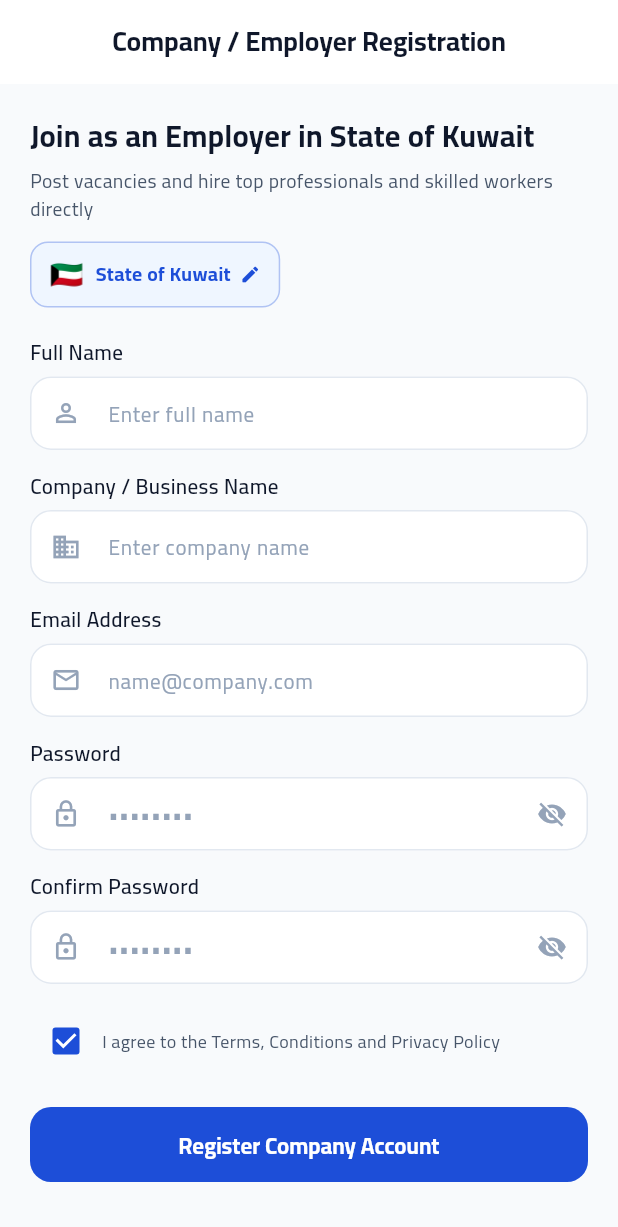
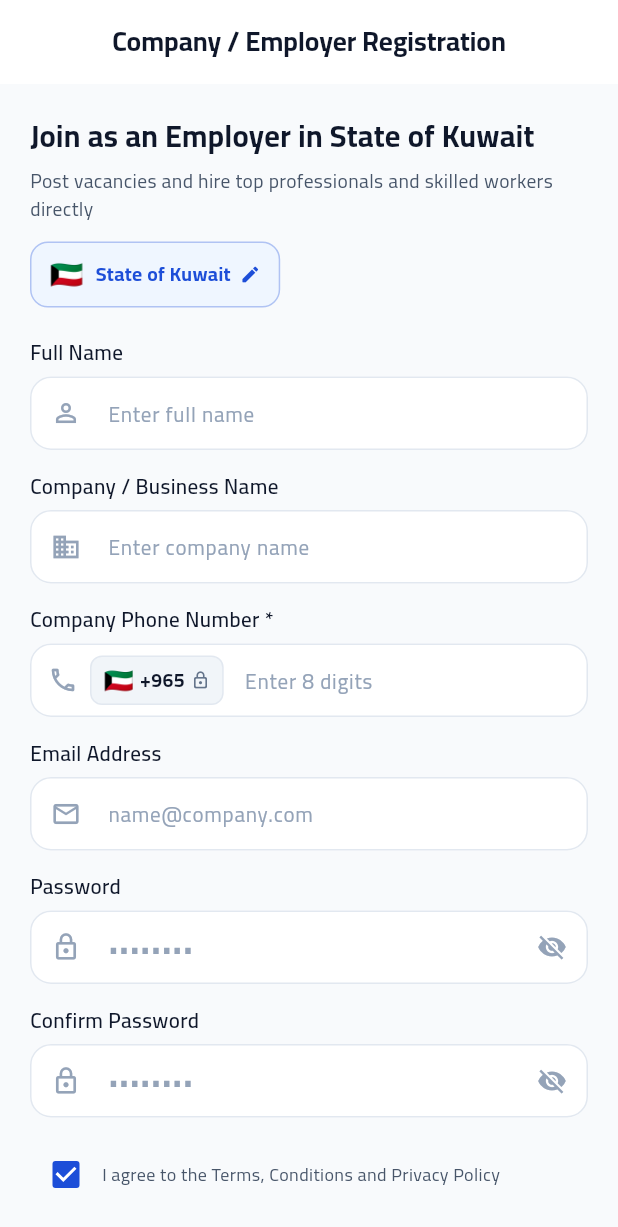
Before and after one commit to kuwaitdigitalexperts/direct_work, a Flutter app: the CompanyRegisterScreen screen opened by its route, on a phone screen of 412 x 824 dp. Shown: the top 1227 px of the screen. Run offline on Flutter 3.47's test engine with Material 3 defaults, Android fonts, the phone set to English and light mode, and no system bars; our stand-ins replace cached_network_image, dio, file_picker, flutter_riverpod, flutter_secure_storage, go_router and 1 more; accounts and stored records are empty.

Commit message:
feat(mobile): add locked country code phone field and fix company registration

```diff
--- a/mobile/lib/features/auth/company_register_screen.dart
+++ b/mobile/lib/features/auth/company_register_screen.dart
@@ -20,13 +20,13 @@ class _CompanyRegisterScreenState extends ConsumerState<CompanyRegisterScreen> {
   final _formKey = GlobalKey<FormState>();
   final _contactPersonController = TextEditingController();
   final _companyNameController = TextEditingController();
+  final _phoneController = TextEditingController();
   final _emailController = TextEditingController();
   final _passwordController = TextEditingController();
   final _confirmPasswordController = TextEditingController();
 
   // Commented out fields for next version:
   // final _licenseController = TextEditingController();
-  // final _phoneController = TextEditingController();
   // String _selectedGovernorate = KuwaitData.governorates.first['name_ar']!;
 
   bool _obscurePassword = true;
@@ -37,6 +37,7 @@ class _CompanyRegisterScreenState extends ConsumerState<CompanyRegisterScreen> {
   void dispose() {
     _contactPersonController.dispose();
     _companyNameController.dispose();
+    _phoneController.dispose();
     _emailController.dispose();
     _passwordController.dispose();
     _confirmPasswordController.dispose();
@@ -53,11 +54,14 @@ class _CompanyRegisterScreenState extends ConsumerState<CompanyRegisterScreen> {
     }
 
     final active = ref.read(countryProvider);
+    final phoneDigits = _phoneController.text.trim().replaceAll(RegExp(r'[^0-9]'), '');
+    final fullPhone = '${active.phoneCode} $phoneDigits';
+
     final success = await ref.read(authProvider.notifier).registerCompany(
       companyName: _companyNameController.text.trim(),
       contactPerson: _contactPersonController.text.trim(),
       email: _emailController.text.trim(),
-      phone: '${active.phoneCode} 22000000',
+      phone: fullPhone,
       password: _passwordController.text,
       commercialLicense: '${active.id.toUpperCase()}-${DateTime.now().millisecondsSinceEpoch.toString().substring(7)}',
       governorate: active.regions.first['name_ar'] ?? 'المنطقة الرئيسية',
@@ -201,7 +205,88 @@ class _CompanyRegisterScreenState extends ConsumerState<CompanyRegisterScreen> {
                 ),
                 const SizedBox(height: 14),
 
-                // 3. Email Address
+                // 3. Company Phone Number (Country Code Locked)
+                Column(
+                  crossAxisAlignment: CrossAxisAlignment.start,
+                  children: [
+                    Text(
+                      l10n.isArabic ? 'رقم هاتف الشركة *' : 'Company Phone Number *',
+                      style: const TextStyle(
+                        fontSize: 14,
+                        fontWeight: FontWeight.w600,
+                        color: AppColors.textPrimary,
+                      ),
+                    ),
+                    const SizedBox(height: 6),
+                    TextFormField(
+                      controller: _phoneController,
+                      keyboardType: TextInputType.phone,
+                      style: const TextStyle(
+                        fontSize: 14,
+                        fontWeight: FontWeight.w500,
+                        color: AppColors.textPrimary,
+                      ),
+                      validator: (v) {
+                        if (v == null || v.trim().isEmpty) {
+                          return l10n.isArabic ? 'يرجى إدخال رقم الهاتف' : 'Please enter phone number';
+                        }
+                        final digits = v.replaceAll(RegExp(r'[^0-9]'), '');
+                        final expectedLen = activeCountry.id == 'kw' ? 8 : 9;
+                        if (digits.length < expectedLen) {
+                          return l10n.isArabic
+                              ? 'يرجى إدخال $expectedLen أرقام لرقم الهاتف'
+                              : 'Please enter $expectedLen digits';
+                        }
+                        return null;
+                      },
+                      decoration: InputDecoration(
+                        hintText: activeCountry.id == 'kw'
+                            ? (l10n.isArabic ? 'أدخل 8 أرقام' : 'Enter 8 digits')
+                            : (l10n.isArabic ? 'أدخل 9 أرقام' : 'Enter 9 digits'),
+                        prefixIcon: Row(
+                          mainAxisSize: MainAxisSize.min,
+                          children: [
+                            const SizedBox(width: 12),
+                            const Icon(Icons.phone_outlined, color: AppColors.textMuted, size: 20),
+                            const SizedBox(width: 8),
+                            Container(
+                              padding: const EdgeInsets.symmetric(horizontal: 8, vertical: 4),
+                              decoration: BoxDecoration(
+                                color: const Color(0xFFF1F5F9),
+                                borderRadius: BorderRadius.circular(8),
+                                border: Border.all(color: const Color(0xFFE2E8F0)),
+                              ),
+                              child: Row(
+                                mainAxisSize: MainAxisSize.min,
+                                children: [
+                                  Text(activeCountry.flagEmoji, style: const TextStyle(fontSize: 16)),
+                                  const SizedBox(width: 4),
+                                  Directionality(
+                                    textDirection: TextDirection.ltr,
+                                    child: Text(
+                                      activeCountry.phoneCode,
+                                      style: const TextStyle(
+                                        fontWeight: FontWeight.bold,
+                                        fontSize: 13,
+                                        color: AppColors.textPrimary,
+                                      ),
+                                    ),
+                                  ),
+                                  const SizedBox(width: 4),
+                                  const Icon(Icons.lock_outline_rounded, size: 13, color: Color(0xFF64748B)),
+                                ],
+                              ),
+                            ),
+                            const SizedBox(width: 10),
+                          ],
+                        ),
+                      ),
+                    ),
+                  ],
+                ),
+                const SizedBox(height: 14),
+
+                // 4. Email Address
                 AppTextField(
                   controller: _emailController,
                   label: l10n.translate('email_address'),
--- a/mobile/lib/services/auth_service.dart
+++ b/mobile/lib/services/auth_service.dart
@@ -26,9 +26,9 @@ class AuthService {
 
   static String normalizePhone(String phone) {
     String digits = phone.replaceAll(RegExp(r'\D'), '');
-    if (digits.startsWith('00965')) {
+    if (digits.startsWith('00965') || digits.startsWith('00966') || digits.startsWith('00971')) {
       digits = digits.substring(5);
-    } else if (digits.startsWith('965') && digits.length > 8) {
+    } else if ((digits.startsWith('965') || digits.startsWith('966') || digits.startsWith('971')) && digits.length > 8) {
       digits = digits.substring(3);
     }
     return digits;
@@ -488,7 +488,7 @@ class AuthService {
           code: 'email_already_registered',
         );
       }
-      if (normPhone.isNotEmpty && p == normPhone) {
+      if (normPhone.isNotEmpty && p == normPhone && p != '22000000') {
         throw const AuthException(
           'رقم الهاتف مسجل بالفعل. يرجى تسجيل الدخول أو استخدام رقم آخر.',
           code: 'phone_already_registered',
```
